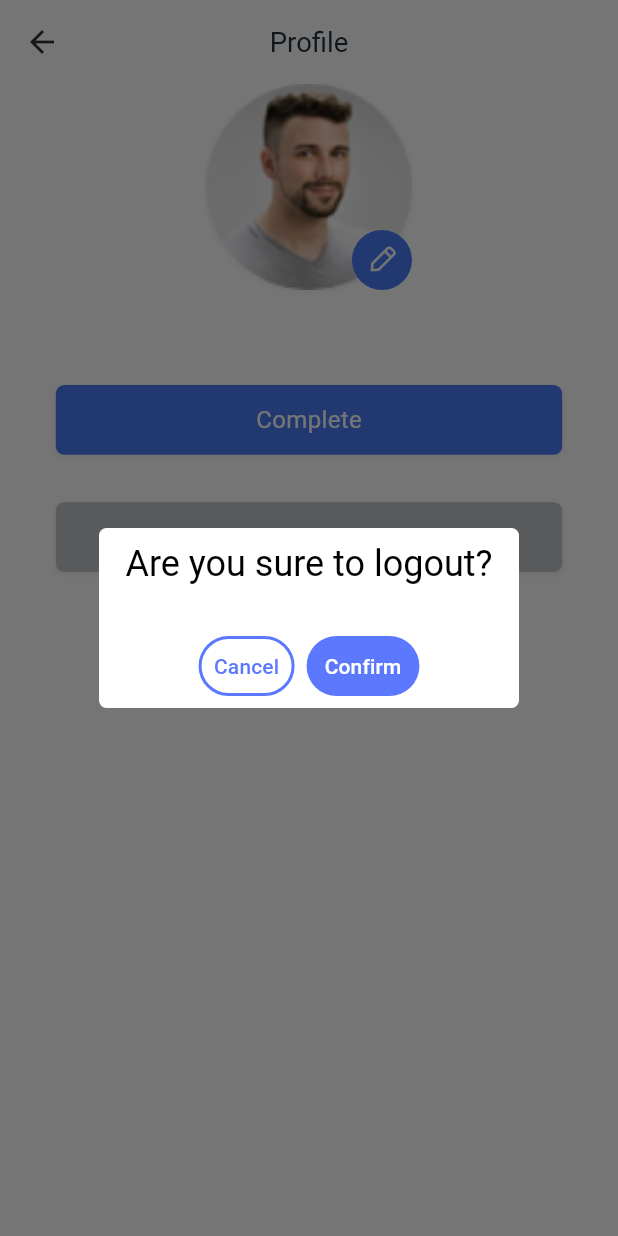
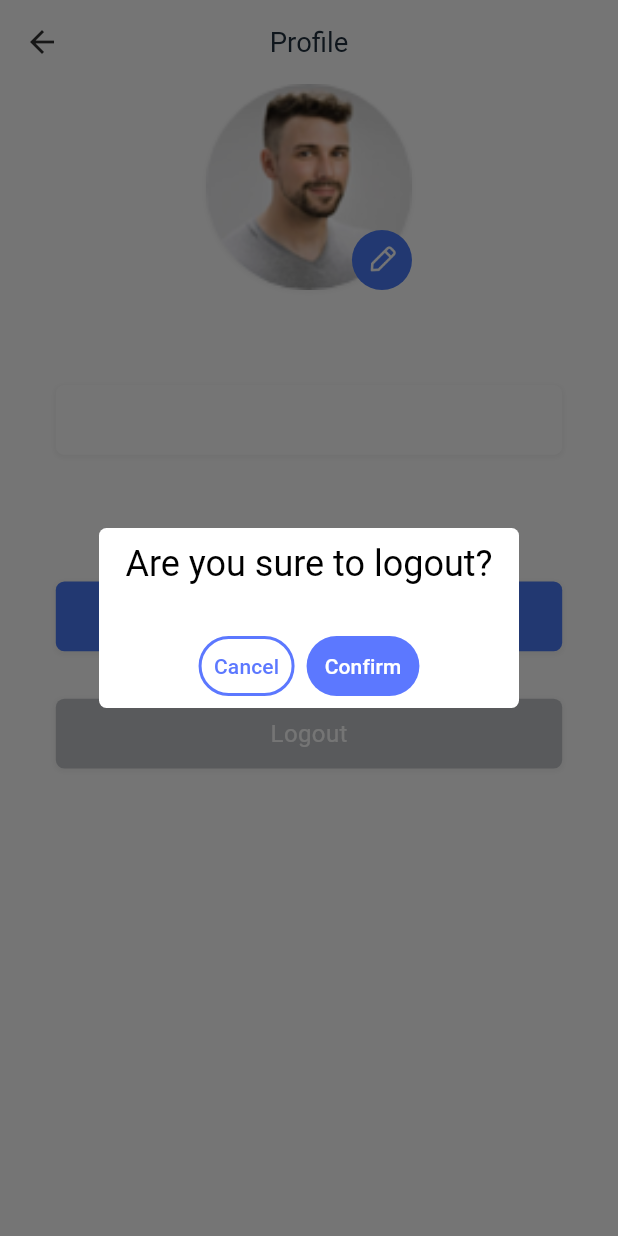
Before and after one commit to DulanjaliSenarathna/flutter-chat-app, a Flutter app: the ProfilePage screen opened directly, after a tap on "Logout", on a phone screen of 412 x 824 dp. Run offline on Flutter 3.47's test engine with Material 3 defaults, Android fonts, the phone set to English and light mode, and no system bars; our stand-ins replace cached_network_image, cloud_firestore, cookie_jar, dio, dio_cookie_manager, firebase_core and 12 more; missing offline and left inert: agora_rtc_engine; accounts and stored records are empty; statements that could not run were skipped.

Commit message:
Profile and show name and edit

```diff
--- a/lib/pages/profile/view.dart
+++ b/lib/pages/profile/view.dart
@@ -1,163 +1,17 @@
-import 'package:cached_network_image/cached_network_image.dart';
-import 'package:chatty/common/values/colors.dart';
+
 import 'package:chatty/pages/profile/controller.dart';
+import 'package:chatty/pages/profile/widgets/profile_widgets.dart';
 import 'package:flutter/material.dart';
 import 'package:get/get.dart';
-import 'package:flutter_screenutil/flutter_screenutil.dart';
+
 
 class ProfilePage extends GetView<ProfileController> {
   const ProfilePage({super.key});
 
-  AppBar _buildAppBar() {
-    return AppBar(
-      title: Text(
-        "Profile",
-        style: TextStyle(
-            color: AppColors.primaryText,
-            fontSize: 16.sp,
-            fontWeight: FontWeight.normal),
-      ),
-    );
-  }
-
-  Widget _buildProfilePhoto() {
-    return Stack(
-      children: [
-        Container(
-          width: 120.w,
-          height: 120.w,
-          decoration: BoxDecoration(
-              color: AppColors.primarySecondaryBackground,
-              borderRadius: BorderRadius.all(Radius.circular(60.w)),
-              boxShadow: [
-                BoxShadow(
-                    color: Colors.grey.withOpacity(0.1),
-                    spreadRadius: 1,
-                    blurRadius: 2,
-                    offset: const Offset(0, 1))
-              ]),
-          child: controller.state.profile_detail.value.avatar != null
-              ? CachedNetworkImage(
-                  imageUrl: controller.state.profile_detail.value.avatar!,
-                  height: 120.w,
-                  width: 120.w,
-                  imageBuilder: (context, imageProvider) => Container(
-                    decoration: BoxDecoration(
-                        borderRadius: BorderRadius.all(Radius.circular(60.w)),
-                        image: DecorationImage(
-                            image: imageProvider, fit: BoxFit.fill)),
-                  ),
-                  errorWidget: (context, url, error) => const Image(
-                    image: AssetImage("assets/images/account_header.png"),
-                  ),
-                )
-              : Image(
-                  width: 120.w,
-                  height: 120.h,
-                  fit: BoxFit.cover,
-                  image: const AssetImage("assets/images/account_header.png")),
-        ),
-        Positioned(
-            bottom: 0.w,
-            right: 0.w,
-            height: 35.w,
-            child: GestureDetector(
-              child: Container(
-                height: 35.w,
-                width: 35.w,
-                padding: EdgeInsets.all(7.w),
-                decoration: BoxDecoration(
-                    color: AppColors.primaryElement,
-                    borderRadius: BorderRadius.all(Radius.circular(40.w))),
-                child: Image.asset("assets/icons/edit.png"),
-              ),
-            ))
-      ],
-    );
-  }
-
-  Widget _buildCompleteBtn() {
-    return GestureDetector(
-      child: Container(
-        width: 295.w,
-        height: 44.h,
-        margin: EdgeInsets.only(top: 60.h, bottom: 30.h),
-        decoration: BoxDecoration(
-            color: AppColors.primaryElement,
-            borderRadius: BorderRadius.all(Radius.circular(5.w)),
-            boxShadow: [
-              BoxShadow(
-                  color: Colors.grey.withOpacity(0.1),
-                  spreadRadius: 1,
-                  blurRadius: 2,
-                  offset: const Offset(0, 1))
-            ]),
-        child: Row(
-          mainAxisAlignment: MainAxisAlignment.center,
-          children: [
-            Text(
-              "Complete",
-              style: TextStyle(
-                  color: AppColors.primaryElementText,
-                  fontSize: 14.sp,
-                  fontWeight: FontWeight.normal),
-            )
-          ],
-        ),
-      ),
-    );
-  }
-
-  Widget _buildLogOutBtn() {
-    return GestureDetector(
-      child: Container(
-        width: 295.w,
-        height: 44.h,
-        margin: EdgeInsets.only(top: 0.h, bottom: 30.h),
-        decoration: BoxDecoration(
-            color: AppColors.primarySecondaryElementText,
-            borderRadius: BorderRadius.all(Radius.circular(5.w)),
-            boxShadow: [
-              BoxShadow(
-                  color: Colors.grey.withOpacity(0.1),
-                  spreadRadius: 1,
-                  blurRadius: 2,
-                  offset: const Offset(0, 1))
-            ]),
-        child: Row(
-          mainAxisAlignment: MainAxisAlignment.center,
-          children: [
-            Text(
-              "Logout",
-              style: TextStyle(
-                  color: AppColors.primaryElementText,
-                  fontSize: 14.sp,
-                  fontWeight: FontWeight.normal),
-            )
-          ],
-        ),
-      ),
-      onTap: () {
-        Get.defaultDialog(
-            title: "Are you sure to logout?",
-            backgroundColor: Colors.white,
-            content: Container(),
-            radius: 5.0,
-            confirmTextColor: Colors.white,
-            onConfirm: () {
-              controller.goLogOut();
-            },
-            onCancel: () {},
-            textConfirm: "Confirm",
-            textCancel: "Cancel");
-      },
-    );
-  }
-
   @override
   Widget build(BuildContext context) {
     return Scaffold(
-      appBar: _buildAppBar(),
+      appBar: buildAppBar(),
       body: SafeArea(
           child: CustomScrollView(
         slivers: [
@@ -167,9 +21,10 @@ class ProfilePage extends GetView<ProfileController> {
                 mainAxisAlignment: MainAxisAlignment.center,
                 crossAxisAlignment: CrossAxisAlignment.center,
                 children: [
-                  _buildProfilePhoto(),
-                  _buildCompleteBtn(),
-                  _buildLogOutBtn()
+                  buildProfilePhoto(controller),
+                  bulidName(controller),
+                  buildCompleteBtn(),
+                  buildLogOutBtn(controller)
                 ],
               ),
             ),
--- /dev/null
+++ b/lib/pages/profile/widgets/profile_widgets.dart
@@ -0,0 +1,198 @@
+import 'package:chatty/pages/profile/controller.dart';
+import 'package:flutter/material.dart';
+import 'package:cached_network_image/cached_network_image.dart';
+import 'package:chatty/common/values/colors.dart';
+import 'package:flutter_screenutil/flutter_screenutil.dart';
+import 'package:get/get.dart';
+import 'package:get/get_core/src/get_main.dart';
+
+AppBar buildAppBar() {
+  return AppBar(
+    title: Text(
+      "Profile",
+      style: TextStyle(
+          color: AppColors.primaryText,
+          fontSize: 16.sp,
+          fontWeight: FontWeight.normal),
+    ),
+  );
+}
+
+Widget buildProfilePhoto(ProfileController controller) {
+  return Stack(
+    children: [
+      Container(
+        width: 120.w,
+        height: 120.w,
+        decoration: BoxDecoration(
+            color: AppColors.primarySecondaryBackground,
+            borderRadius: BorderRadius.all(Radius.circular(60.w)),
+            boxShadow: [
+              BoxShadow(
+                  color: Colors.grey.withOpacity(0.1),
+                  spreadRadius: 1,
+                  blurRadius: 2,
+                  offset: const Offset(0, 1))
+            ]),
+        child: controller.state.profile_detail.value.avatar != null
+            ? CachedNetworkImage(
+                imageUrl: controller.state.profile_detail.value.avatar!,
+                height: 120.w,
+                width: 120.w,
+                imageBuilder: (context, imageProvider) => Container(
+                  decoration: BoxDecoration(
+                      borderRadius: BorderRadius.all(Radius.circular(60.w)),
+                      image: DecorationImage(
+                          image: imageProvider, fit: BoxFit.fill)),
+                ),
+                errorWidget: (context, url, error) => const Image(
+                  image: AssetImage("assets/images/account_header.png"),
+                ),
+              )
+            : Image(
+                width: 120.w,
+                height: 120.h,
+                fit: BoxFit.cover,
+                image: const AssetImage("assets/images/account_header.png")),
+      ),
+      Positioned(
+          bottom: 0.w,
+          right: 0.w,
+          height: 35.w,
+          child: GestureDetector(
+            child: Container(
+              height: 35.w,
+              width: 35.w,
+              padding: EdgeInsets.all(7.w),
+              decoration: BoxDecoration(
+                  color: AppColors.primaryElement,
+                  borderRadius: BorderRadius.all(Radius.circular(40.w))),
+              child: Image.asset("assets/icons/edit.png"),
+            ),
+          ))
+    ],
+  );
+}
+
+Widget bulidName(ProfileController controller) {
+  return Container(
+      width: 295.w,
+      height: 44.h,
+      decoration: BoxDecoration(
+          color: AppColors.primaryBackground,
+          borderRadius: BorderRadius.all(Radius.circular(5.w)),
+          boxShadow: [
+            BoxShadow(
+                color: Colors.grey.withOpacity(0.1),
+                spreadRadius: 1,
+                blurRadius: 2,
+                offset: const Offset(0, 1))
+          ]),
+      margin: EdgeInsets.only(bottom: 20.h, top: 60.h),
+      child: _profileTextField(controller));
+}
+
+Widget _profileTextField(ProfileController controller) {
+  return TextField(
+    //controller: controller.myInputController,
+    maxLines: null,
+    keyboardType: TextInputType.multiline,
+    decoration: InputDecoration(
+        hintText: controller.state.profile_detail.value.name,
+        contentPadding: EdgeInsets.only(left: 15.w, top: 0, bottom: 0),
+        border: const OutlineInputBorder(
+            borderSide: BorderSide(color: Colors.transparent)),
+        enabledBorder: const OutlineInputBorder(
+            borderSide: BorderSide(color: Colors.transparent)),
+        disabledBorder: const OutlineInputBorder(
+            borderSide: BorderSide(color: Colors.transparent)),
+        focusedBorder: const OutlineInputBorder(
+            borderSide: BorderSide(color: Colors.transparent)),
+        hintStyle:
+            const TextStyle(color: AppColors.primaryText)),
+        style: TextStyle(
+          color: AppColors.primaryText,
+          fontFamily: "Avenir",
+          fontWeight: FontWeight.normal,
+          fontSize: 14.sp
+        ),
+  );
+}
+
+Widget buildCompleteBtn() {
+  return GestureDetector(
+    child: Container(
+      width: 295.w,
+      height: 44.h,
+      margin: EdgeInsets.only(top: 60.h, bottom: 30.h),
+      decoration: BoxDecoration(
+          color: AppColors.primaryElement,
+          borderRadius: BorderRadius.all(Radius.circular(5.w)),
+          boxShadow: [
+            BoxShadow(
+                color: Colors.grey.withOpacity(0.1),
+                spreadRadius: 1,
+                blurRadius: 2,
+                offset: const Offset(0, 1))
+          ]),
+      child: Row(
+        mainAxisAlignment: MainAxisAlignment.center,
+        children: [
+          Text(
+            "Complete",
+            style: TextStyle(
+                color: AppColors.primaryElementText,
+                fontSize: 14.sp,
+                fontWeight: FontWeight.normal),
+          )
+        ],
+      ),
+    ),
+  );
+}
+
+Widget buildLogOutBtn(ProfileController controller) {
+  return GestureDetector(
+    child: Container(
+      width: 295.w,
+      height: 44.h,
+      margin: EdgeInsets.only(top: 0.h, bottom: 30.h),
+      decoration: BoxDecoration(
+          color: AppColors.primarySecondaryElementText,
+          borderRadius: BorderRadius.all(Radius.circular(5.w)),
+          boxShadow: [
+            BoxShadow(
+                color: Colors.grey.withOpacity(0.1),
+                spreadRadius: 1,
+                blurRadius: 2,
+                offset: const Offset(0, 1))
+          ]),
+      child: Row(
+        mainAxisAlignment: MainAxisAlignment.center,
+        children: [
+          Text(
+            "Logout",
+            style: TextStyle(
+                color: AppColors.primaryElementText,
+                fontSize: 14.sp,
+                fontWeight: FontWeight.normal),
+          )
+        ],
+      ),
+    ),
+    onTap: () {
+      Get.defaultDialog(
+          title: "Are you sure to logout?",
+          backgroundColor: Colors.white,
+          content: Container(),
+          radius: 5.0,
+          confirmTextColor: Colors.white,
+          onConfirm: () {
+            controller.goLogOut();
+          },
+          onCancel: () {},
+          textConfirm: "Confirm",
+          textCancel: "Cancel");
+    },
+  );
+}
```
